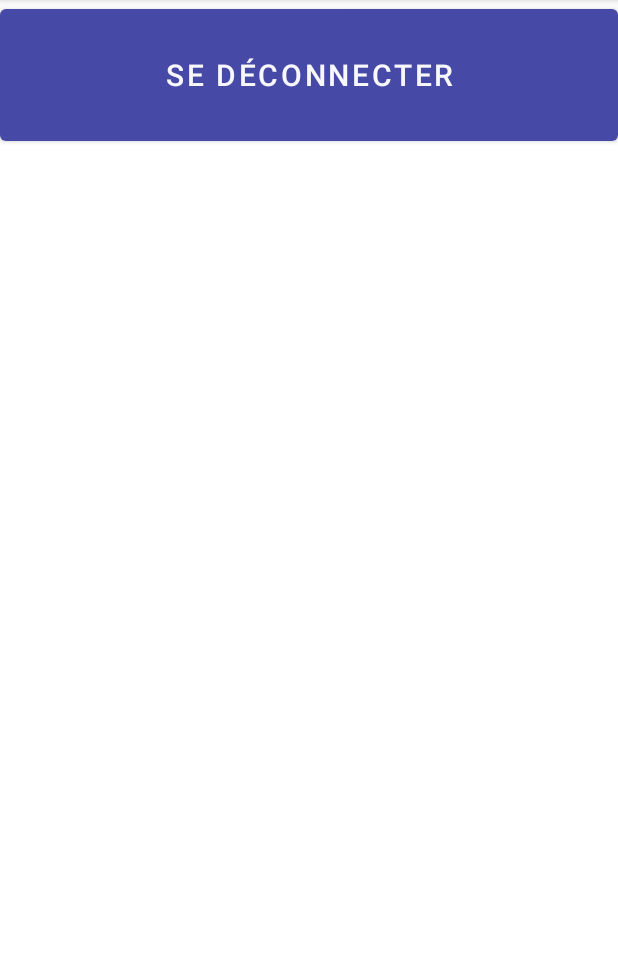
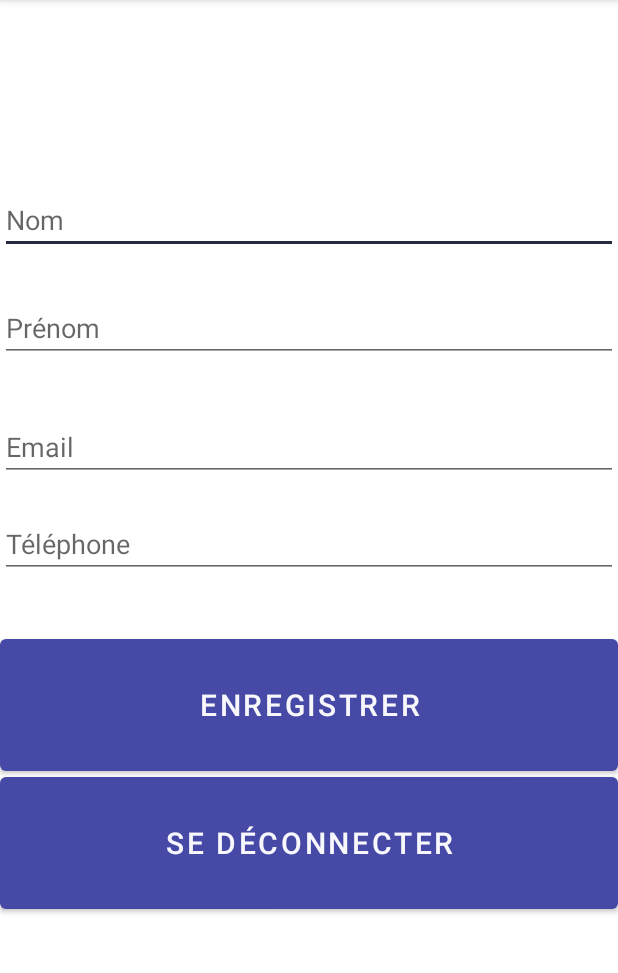
Before and after one commit to Restiloc/restiloc, an Android app: the fragment SettingsFragment shown on its own in the app's theme, on a phone screen of 412 x 824 dp, the part 84-1057 px from its top. Run offline under Robolectric (Android 15) with nearby library versions, the phone set to English and light mode, and no system bars; 1 statement that could not run was skipped.

Commit message:
feat(settings): implement profile update

```diff
--- a/app/src/main/java/space/ava/restiloc/ApiInterface.kt
+++ b/app/src/main/java/space/ava/restiloc/ApiInterface.kt
@@ -1,11 +1,9 @@
 package space.ava.restiloc
 
+import android.util.Log
 import retrofit2.Call
 import retrofit2.http.*
-import space.ava.restiloc.classes.LoginRequest
-import space.ava.restiloc.classes.LoginResponse
-import space.ava.restiloc.classes.LogoutResponse
-import space.ava.restiloc.classes.Mission
+import space.ava.restiloc.classes.*
 
 interface ApiInterface {
     @GET("api/me/missions")
@@ -20,4 +18,14 @@ interface ApiInterface {
     @POST("api/auth/logout")
     fun logout(@Header("Authorization") token: String): Call<LogoutResponse>
 
+    @GET("api/me")
+    fun getCurrentExpert(@Header("Authorization") token: String): Call<Expert>
+
+    @Headers("Content-Type: application/json")
+    @PUT("api/expert/{id}")
+    fun updateExpert(
+        @Header("Authorization") token: String,
+        @Body updateRequest: UpdateRequest,
+        @Path("id") id: Int
+    ): Call<UpdateResponse>
 }
--- a/app/src/main/java/space/ava/restiloc/ui/settings/SettingsViewModel.kt
+++ b/app/src/main/java/space/ava/restiloc/ui/settings/SettingsViewModel.kt
@@ -6,7 +6,7 @@ import androidx.lifecycle.ViewModel
 
 class SettingsViewModel : ViewModel (){
     private val _text = MutableLiveData<String>().apply {
-        value = "This is settings Fragment"
+        value = ""
     }
     val text: LiveData<String> = _text
 }
--- a/app/src/main/res/layout/fragment_settings.xml
+++ b/app/src/main/res/layout/fragment_settings.xml
@@ -13,20 +13,79 @@
         android:layout_marginStart="8dp"
         android:layout_marginTop="8dp"
         android:layout_marginEnd="8dp"
-        android:textAlignment="center"
         android:textSize="20sp"
         app:layout_constraintEnd_toEndOf="parent"
         app:layout_constraintStart_toStartOf="parent"
         app:layout_constraintTop_toTopOf="parent" />
 
+    <EditText
+        android:id="@+id/settings_name"
+        android:layout_width="match_parent"
+        android:layout_height="wrap_content"
+        android:layout_marginTop="124dp"
+        android:hint="Nom"
+        tools:ignore="HardcodedText,TextFields"
+        app:layout_constraintTop_toTopOf="parent"
+        tools:layout_editor_absoluteX="16dp"
+        android:autofillHints=""
+        android:inputType="text" />
+
+    <EditText
+        android:id="@+id/settings_firstname"
+        android:layout_width="match_parent"
+        android:layout_height="wrap_content"
+        android:layout_marginTop="196dp"
+        android:hint="Prénom"
+        tools:ignore="HardcodedText"
+        app:layout_constraintTop_toTopOf="parent"
+        tools:layout_editor_absoluteX="0dp"
+        android:autofillHints=""
+        android:inputType="text" />
+
+    <EditText
+        android:id="@+id/settings_email"
+        android:layout_width="match_parent"
+        android:layout_height="wrap_content"
+        android:layout_marginTop="275dp"
+        android:hint="Email"
+        app:layout_constraintBottom_toBottomOf="parent"
+        app:layout_constraintTop_toTopOf="parent"
+        tools:ignore="HardcodedText"
+        app:layout_constraintVertical_bias="0.0"
+        tools:layout_editor_absoluteX="-16dp" />
+
+    <EditText
+        android:id="@+id/settings_tel"
+        android:layout_width="match_parent"
+        android:layout_height="wrap_content"
+        android:layout_marginTop="340dp"
+        android:hint="Téléphone"
+        tools:ignore="HardcodedText"
+        app:layout_constraintTop_toTopOf="parent"
+        tools:layout_editor_absoluteX="0dp"
+
+        android:inputType="text" />
+
+    <Button
+        android:id="@+id/settings_save"
+        android:layout_width="match_parent"
+        android:layout_height="100dp"
+        android:layout_marginTop="420dp"
+        android:text="Enregistrer"
+        android:textSize="20sp"
+        app:layout_constraintTop_toTopOf="parent"
+        tools:ignore="HardcodedText,MissingConstraints"
+        tools:layout_editor_absoluteX="16dp" />
+
     <Button
         android:id="@+id/logout"
         android:layout_width="match_parent"
         android:layout_height="100dp"
+        android:layout_marginTop="512dp"
         android:text="Se déconnecter"
         android:textSize="20sp"
-        tools:ignore="HardcodedText"
-        tools:layout_editor_absoluteX="34dp"
-        tools:layout_editor_absoluteY="631dp" />
+        app:layout_constraintTop_toTopOf="parent"
+        tools:ignore="HardcodedText,MissingConstraints"
+        tools:layout_editor_absoluteX="0dp" />
 
 </androidx.constraintlayout.widget.ConstraintLayout>
```
Also changed, not shown: app/src/main/java/space/ava/restiloc/classes/UpdateRequest.kt (added, +19 -0 lines), app/src/main/java/space/ava/restiloc/classes/UpdateResponse.kt (added, +13 -0 lines), app/src/main/java/space/ava/restiloc/ui/settings/SettingsFragment.kt (+47 -5 lines).
